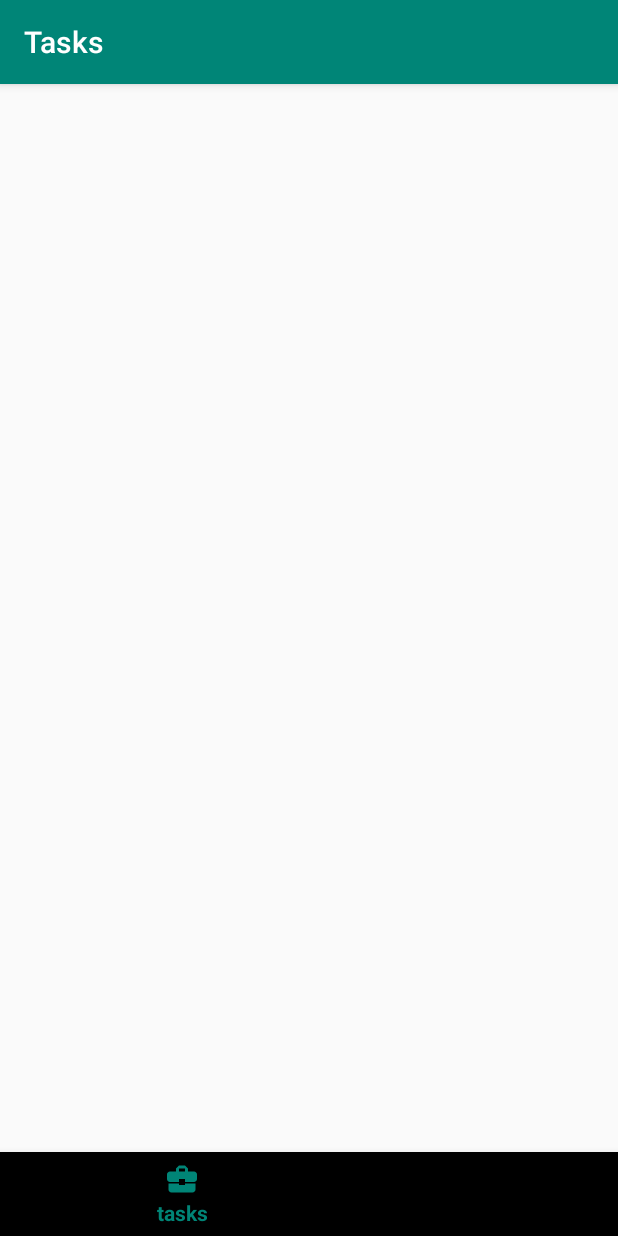
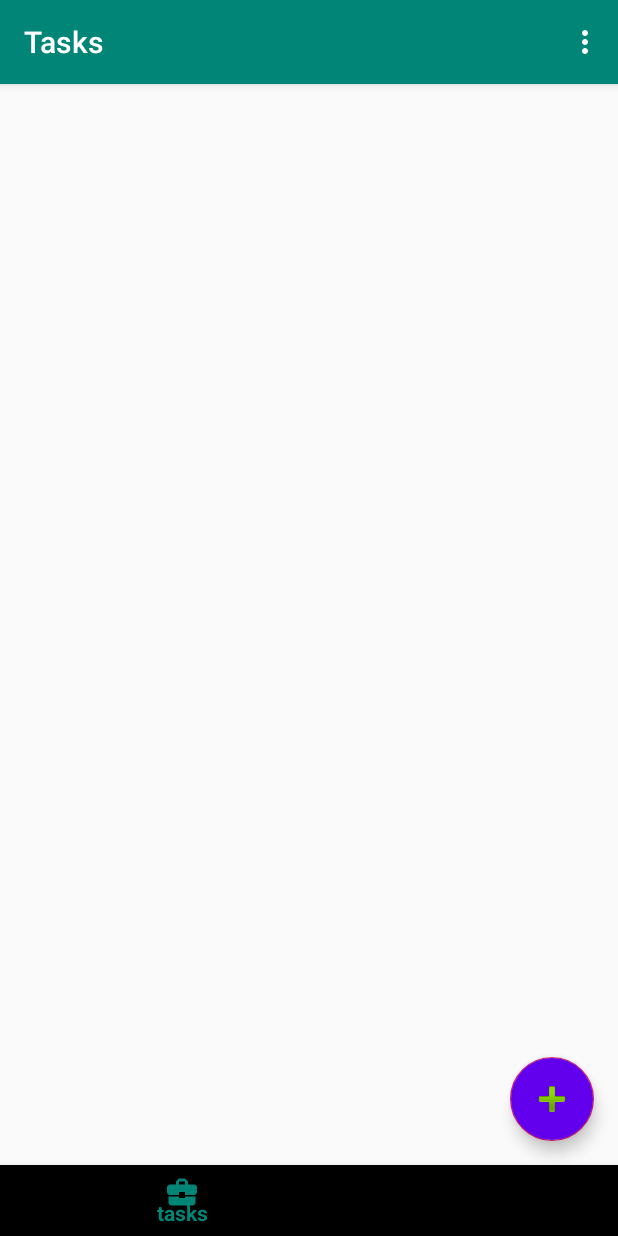
Before and after one commit to SpurNut/House-Keeper, an Android app: the screen it shows after launch (MainActivity), on a phone screen of 412 x 824 dp. Run offline under Robolectric (Android 15) with nearby library versions, the phone set to English and light mode, and no system bars; our stand-ins replace navigation-ui.

Commit message:
added Navigation Drawer

```diff
--- a/app/build.gradle
+++ b/app/build.gradle
@@ -27,6 +27,9 @@ dependencies {
 //    implementation 'com.android.support:design:28.0.0'
 //    implementation 'com.android.support.constraint:constraint-layout:1.1.3'
 //    implementation 'com.android.support:support-v4:28.0.0'
+    implementation 'androidx.legacy:legacy-support-v4:1.0.0'
+    implementation 'androidx.appcompat:appcompat:1.0.2'
+    implementation 'androidx.constraintlayout:constraintlayout:1.1.3'
     testImplementation 'junit:junit:4.12'
 //    implementation "org.jetbrains.kotlin:kotlin-stdlib-jdk7:$kotlin_version"
 //    androidTestImplementation 'com.android.support.test:runner:1.0.2'
--- a/app/src/main/AndroidManifest.xml
+++ b/app/src/main/AndroidManifest.xml
@@ -8,7 +8,8 @@
         android:label="@string/app_name"
         android:roundIcon="@mipmap/ic_launcher_round"
         android:supportsRtl="true"
-        android:theme="@style/AppTheme">
+        android:theme="@style/AppTheme.NoActionBar">
+
         <activity android:name=".MainActivity">
             <intent-filter>
                 <action android:name="android.intent.action.MAIN" />
--- a/app/src/main/java/com/spurnut/housekeeper/MainActivity.kt
+++ b/app/src/main/java/com/spurnut/housekeeper/MainActivity.kt
@@ -1,23 +1,47 @@
 package com.spurnut.housekeeper
 
 import android.os.Bundle
+import com.google.android.material.floatingactionbutton.FloatingActionButton
+import com.google.android.material.snackbar.Snackbar
+import androidx.core.view.GravityCompat
+import androidx.appcompat.app.ActionBarDrawerToggle
+import android.view.MenuItem
+import androidx.drawerlayout.widget.DrawerLayout
+import com.google.android.material.navigation.NavigationView
 import androidx.appcompat.app.AppCompatActivity
+import androidx.appcompat.widget.Toolbar
+import android.view.Menu
 import androidx.lifecycle.LiveData
 import androidx.lifecycle.Observer
 import androidx.navigation.NavController
 import androidx.navigation.ui.setupActionBarWithNavController
 import com.google.android.material.bottomnavigation.BottomNavigationView
 
-/**
- * An activity that inflates a layout that has a [BottomNavigationView].
- */
-class MainActivity : AppCompatActivity() {
+class MainActivity : AppCompatActivity(), NavigationView.OnNavigationItemSelectedListener {
 
     private var currentNavController: LiveData<NavController>? = null
+
 
     override fun onCreate(savedInstanceState: Bundle?) {
         super.onCreate(savedInstanceState)
         setContentView(R.layout.activity_main)
+        val toolbar: Toolbar = findViewById(R.id.toolbar)
+        setSupportActionBar(toolbar)
+
+        val fab: FloatingActionButton = findViewById(R.id.fab)
+        fab.setOnClickListener { view ->
+            Snackbar.make(view, "Replace with your own action", Snackbar.LENGTH_LONG)
+                    .setAction("Action", null).show()
+        }
+        val drawerLayout: DrawerLayout = findViewById(R.id.drawer_layout)
+        val navView: NavigationView = findViewById(R.id.nav_view)
+        val toggle = ActionBarDrawerToggle(
+                this, drawerLayout, toolbar, R.string.navigation_drawer_open, R.string.navigation_drawer_close)
+        drawerLayout.addDrawerListener(toggle)
+        toggle.syncState()
+
+        navView.setNavigationItemSelectedListener(this)
+
         if (savedInstanceState == null) {
             setupBottomNavigationBar()
         } // Else, need to wait for onRestoreInstanceState
@@ -58,12 +82,58 @@ class MainActivity : AppCompatActivity() {
         return currentNavController?.value?.navigateUp() ?: false
     }
 
-    /**
-     * Overriding popBackStack is necessary in this case if the app is started from the deep link.
-     */
     override fun onBackPressed() {
         if (currentNavController?.value?.popBackStack() != true) {
             super.onBackPressed()
         }
+        val drawerLayout: DrawerLayout = findViewById(R.id.drawer_layout)
+        if (drawerLayout.isDrawerOpen(GravityCompat.START)) {
+            drawerLayout.closeDrawer(GravityCompat.START)
+        } else {
+            super.onBackPressed()
+        }
+    }
+
+    override fun onCreateOptionsMenu(menu: Menu): Boolean {
+        // Inflate the menu; this adds items to the action bar if it is present.
+        menuInflater.inflate(R.menu.main, menu)
+        return true
+    }
+
+    override fun onOptionsItemSelected(item: MenuItem): Boolean {
+        // Handle action bar item clicks here. The action bar will
+        // automatically handle clicks on the Home/Up button, so long
+        // as you specify a parent activity in AndroidManifest.xml.
+        return when (item.itemId) {
+            R.id.action_settings -> true
+            else -> super.onOptionsItemSelected(item)
+        }
+    }
+
+    override fun onNavigationItemSelected(item: MenuItem): Boolean {
+        // Handle navigation view item clicks here.
+        when (item.itemId) {
+            R.id.nav_home -> {
+                // Handle the camera action
+            }
+            R.id.nav_gallery -> {
+
+            }
+            R.id.nav_slideshow -> {
+
+            }
+            R.id.nav_tools -> {
+
+            }
+            R.id.nav_share -> {
+
+            }
+            R.id.nav_send -> {
+
+            }
+        }
+        val drawerLayout: DrawerLayout = findViewById(R.id.drawer_layout)
+        drawerLayout.closeDrawer(GravityCompat.START)
+        return true
     }
 }
--- /dev/null
+++ b/app/src/main/res/drawable/ic_menu_camera.xml
@@ -0,0 +1,12 @@
+<vector xmlns:android="http://schemas.android.com/apk/res/android"
+    android:width="24dp"
+    android:height="24dp"
+    android:viewportWidth="24.0"
+    android:viewportHeight="24.0">
+    <path
+        android:fillColor="#FF000000"
+        android:pathData="M12,12m-3.2,0a3.2,3.2 0,1 1,6.4 0a3.2,3.2 0,1 1,-6.4 0" />
+    <path
+        android:fillColor="#FF000000"
+        android:pathData="M9,2L7.17,4H4c-1.1,0 -2,0.9 -2,2v12c0,1.1 0.9,2 2,2h16c1.1,0 2,-0.9 2,-2V6c0,-1.1 -0.9,-2 -2,-2h-3.17L15,2H9zm3,15c-2.76,0 -5,-2.24 -5,-5s2.24,-5 5,-5 5,2.24 5,5 -2.24,5 -5,5z" />
+</vector>
--- /dev/null
+++ b/app/src/main/res/drawable/ic_menu_gallery.xml
@@ -0,0 +1,9 @@
+<vector xmlns:android="http://schemas.android.com/apk/res/android"
+    android:width="24dp"
+    android:height="24dp"
+    android:viewportWidth="24.0"
+    android:viewportHeight="24.0">
+    <path
+        android:fillColor="#FF000000"
+        android:pathData="M22,16V4c0,-1.1 -0.9,-2 -2,-2H8c-1.1,0 -2,0.9 -2,2v12c0,1.1 0.9,2 2,2h12c1.1,0 2,-0.9 2,-2zm-11,-4l2.03,2.71L16,11l4,5H8l3,-4zM2,6v14c0,1.1 0.9,2 2,2h14v-2H4V6H2z" />
+</vector>
--- /dev/null
+++ b/app/src/main/res/drawable/ic_menu_manage.xml
@@ -0,0 +1,9 @@
+<vector xmlns:android="http://schemas.android.com/apk/res/android"
+    android:width="24dp"
+    android:height="24dp"
+    android:viewportWidth="24.0"
+    android:viewportHeight="24.0">
+    <path
+        android:fillColor="#FF000000"
+        android:pathData="M22.7,19l-9.1,-9.1c0.9,-2.3 0.4,-5 -1.5,-6.9 -2,-2 -5,-2.4 -7.4,-1.3L9,6 6,9 1.6,4.7C0.4,7.1 0.9,10.1 2.9,12.1c1.9,1.9 4.6,2.4 6.9,1.5l9.1,9.1c0.4,0.4 1,0.4 1.4,0l2.3,-2.3c0.5,-0.4 0.5,-1.1 0.1,-1.4z" />
+</vector>
--- /dev/null
+++ b/app/src/main/res/drawable/ic_menu_send.xml
@@ -0,0 +1,9 @@
+<vector xmlns:android="http://schemas.android.com/apk/res/android"
+    android:width="24dp"
+    android:height="24dp"
+    android:viewportWidth="24.0"
+    android:viewportHeight="24.0">
+    <path
+        android:fillColor="#FF000000"
+        android:pathData="M2.01,21L23,12 2.01,3 2,10l15,2 -15,2z" />
+</vector>
--- /dev/null
+++ b/app/src/main/res/drawable/ic_menu_share.xml
@@ -0,0 +1,9 @@
+<vector xmlns:android="http://schemas.android.com/apk/res/android"
+    android:width="24dp"
+    android:height="24dp"
+    android:viewportWidth="24.0"
+    android:viewportHeight="24.0">
+    <path
+        android:fillColor="#FF000000"
+        android:pathData="M18,16.08c-0.76,0 -1.44,0.3 -1.96,0.77L8.91,12.7c0.05,-0.23 0.09,-0.46 0.09,-0.7s-0.04,-0.47 -0.09,-0.7l7.05,-4.11c0.54,0.5 1.25,0.81 2.04,0.81 1.66,0 3,-1.34 3,-3s-1.34,-3 -3,-3 -3,1.34 -3,3c0,0.24 0.04,0.47 0.09,0.7L8.04,9.81C7.5,9.31 6.79,9 6,9c-1.66,0 -3,1.34 -3,3s1.34,3 3,3c0.79,0 1.5,-0.31 2.04,-0.81l7.12,4.16c-0.05,0.21 -0.08,0.43 -0.08,0.65 0,1.61 1.31,2.92 2.92,2.92 1.61,0 2.92,-1.31 2.92,-2.92s-1.31,-2.92 -2.92,-2.92z" />
+</vector>
--- /dev/null
+++ b/app/src/main/res/drawable/ic_menu_slideshow.xml
@@ -0,0 +1,9 @@
+<vector xmlns:android="http://schemas.android.com/apk/res/android"
+    android:width="24dp"
+    android:height="24dp"
+    android:viewportWidth="24.0"
+    android:viewportHeight="24.0">
+    <path
+        android:fillColor="#FF000000"
+        android:pathData="M4,6H2v14c0,1.1 0.9,2 2,2h14v-2H4V6zm16,-4H8c-1.1,0 -2,0.9 -2,2v12c0,1.1 0.9,2 2,2h12c1.1,0 2,-0.9 2,-2V4c0,-1.1 -0.9,-2 -2,-2zm-8,12.5v-9l6,4.5 -6,4.5z" />
+</vector>
--- /dev/null
+++ b/app/src/main/res/drawable/side_nav_bar.xml
@@ -0,0 +1,9 @@
+<shape xmlns:android="http://schemas.android.com/apk/res/android"
+    android:shape="rectangle">
+    <gradient
+        android:angle="135"
+        android:centerColor="#009688"
+        android:endColor="#00695C"
+        android:startColor="#4DB6AC"
+        android:type="linear" />
+</shape>
--- a/app/src/main/res/layout/activity_main.xml
+++ b/app/src/main/res/layout/activity_main.xml
@@ -1,21 +1,27 @@
 <?xml version="1.0" encoding="utf-8"?>
-<LinearLayout xmlns:android="http://schemas.android.com/apk/res/android"
+<androidx.drawerlayout.widget.DrawerLayout xmlns:android="http://schemas.android.com/apk/res/android"
     xmlns:app="http://schemas.android.com/apk/res-auto"
     xmlns:tools="http://schemas.android.com/tools"
+    android:id="@+id/drawer_layout"
     android:layout_width="match_parent"
     android:layout_height="match_parent"
-    android:orientation="vertical"
-    tools:context="com.spurnut.housekeeper.MainActivity">
+    android:fitsSystemWindows="true"
+    tools:openDrawer="start">
 
-    <FrameLayout
-        android:id="@+id/nav_host_container"
+    <include
+        layout="@layout/app_bar_main"
         android:layout_width="match_parent"
-        android:layout_height="0dp"
-        android:layout_weight="1" />
+        android:layout_height="match_parent" />
 
-    <com.google.android.material.bottomnavigation.BottomNavigationView
-        android:id="@+id/bottom_nav"
-        android:layout_width="match_parent"
-        android:layout_height="wrap_content"
-        app:menu="@menu/bottom_nav"/>
-</LinearLayout>
+    <com.google.android.material.navigation.NavigationView
+        android:id="@+id/nav_view"
+        android:layout_width="wrap_content"
+        android:layout_height="match_parent"
+        android:layout_gravity="start"
+        android:fitsSystemWindows="true"
+        app:headerLayout="@layout/nav_header_main"
+        app:menu="@menu/activity_main_drawer" />
+
+    <!--<include layout="@layout/activity_main"/>-->
+
+</androidx.drawerlayout.widget.DrawerLayout>
--- /dev/null
+++ b/app/src/main/res/layout/app_bar_main.xml
@@ -0,0 +1,36 @@
+<?xml version="1.0" encoding="utf-8"?>
+<androidx.coordinatorlayout.widget.CoordinatorLayout xmlns:android="http://schemas.android.com/apk/res/android"
+    xmlns:app="http://schemas.android.com/apk/res-auto"
+    xmlns:tools="http://schemas.android.com/tools"
+    android:layout_width="match_parent"
+    android:layout_height="match_parent"
+    tools:context=".MainActivity">
+
+    <com.google.android.material.appbar.AppBarLayout
+        android:layout_width="match_parent"
+        android:layout_height="wrap_content"
+        android:theme="@style/AppTheme.AppBarOverlay">
+
+        <androidx.appcompat.widget.Toolbar
+            android:id="@+id/toolbar"
+            android:layout_width="match_parent"
+            android:layout_height="?attr/actionBarSize"
+            android:background="?attr/colorPrimary"
+            app:popupTheme="@style/AppTheme.PopupOverlay" />
+
+    </com.google.android.material.appbar.AppBarLayout>
+
+    <include layout="@layout/content_main" />
+
+    <com.google.android.material.floatingactionbutton.FloatingActionButton
+        android:id="@+id/fab"
+        android:layout_width="wrap_content"
+        android:layout_height="wrap_content"
+        android:layout_gravity="bottom|end"
+        android:layout_marginEnd="@dimen/fab_margin_side"
+        android:layout_marginBottom="@dimen/fab_margin_bottom"
+        android:backgroundTint="@color/design_default_color_primary"
+        app:maxImageSize="32dp"
+        app:srcCompat="@android:drawable/ic_input_add" />
+
+</androidx.coordinatorlayout.widget.CoordinatorLayout>
--- /dev/null
+++ b/app/src/main/res/layout/content_main.xml
@@ -0,0 +1,35 @@
+<?xml version="1.0" encoding="utf-8"?>
+<androidx.constraintlayout.widget.ConstraintLayout xmlns:android="http://schemas.android.com/apk/res/android"
+    xmlns:app="http://schemas.android.com/apk/res-auto"
+    xmlns:tools="http://schemas.android.com/tools"
+    android:layout_width="match_parent"
+    android:layout_height="match_parent"
+    app:layout_behavior="@string/appbar_scrolling_view_behavior"
+    tools:context=".MainActivity"
+    tools:showIn="@layout/app_bar_main">
+
+    <FrameLayout
+        android:id="@+id/nav_host_container"
+        android:layout_width="match_parent"
+        android:layout_height="match_parent"
+        android:layout_marginBottom="47dp"
+        android:layout_weight="1"
+        app:layout_constraintBottom_toTopOf="@+id/bottom_nav"
+        app:layout_constraintTop_toTopOf="parent"
+        app:layout_constraintVertical_bias="0.0"
+        tools:layout_editor_absoluteX="0dp">
+
+
+    </FrameLayout>
+
+    <com.google.android.material.bottomnavigation.BottomNavigationView
+        android:id="@+id/bottom_nav"
+        android:layout_width="match_parent"
+        android:layout_height="47dp"
+        app:layout_constraintBottom_toBottomOf="parent"
+        app:layout_constraintEnd_toEndOf="parent"
+        app:layout_constraintTop_toTopOf="parent"
+        app:layout_constraintVertical_bias="1.0"
+        app:menu="@menu/bottom_nav" />
+
+</androidx.constraintlayout.widget.ConstraintLayout>
--- /dev/null
+++ b/app/src/main/res/layout/nav_header_main.xml
@@ -0,0 +1,36 @@
+<?xml version="1.0" encoding="utf-8"?>
+<LinearLayout xmlns:android="http://schemas.android.com/apk/res/android"
+    xmlns:app="http://schemas.android.com/apk/res-auto"
+    android:layout_width="match_parent"
+    android:layout_height="@dimen/nav_header_height"
+    android:background="@drawable/side_nav_bar"
+    android:gravity="bottom"
+    android:orientation="vertical"
+    android:paddingLeft="@dimen/activity_horizontal_margin"
+    android:paddingTop="@dimen/activity_vertical_margin"
+    android:paddingRight="@dimen/activity_horizontal_margin"
+    android:paddingBottom="@dimen/activity_vertical_margin"
+    android:theme="@style/ThemeOverlay.AppCompat.Dark">
+
+    <ImageView
+        android:id="@+id/imageView"
+        android:layout_width="wrap_content"
+        android:layout_height="wrap_content"
+        android:contentDescription="@string/nav_header_desc"
+        android:paddingTop="@dimen/nav_header_vertical_spacing"
+        app:srcCompat="@mipmap/ic_launcher_round" />
+
+    <TextView
+        android:layout_width="match_parent"
+        android:layout_height="wrap_content"
+        android:paddingTop="@dimen/nav_header_vertical_spacing"
+        android:text="@string/nav_header_title"
+        android:textAppearance="@style/TextAppearance.AppCompat.Body1" />
+
+    <TextView
+        android:id="@+id/textView"
+        android:layout_width="wrap_content"
+        android:layout_height="wrap_content"
+        android:text="@string/nav_header_subtitle" />
+
+</LinearLayout>
--- /dev/null
+++ b/app/src/main/res/menu/activity_main_drawer.xml
@@ -0,0 +1,38 @@
+<?xml version="1.0" encoding="utf-8"?>
+<menu xmlns:android="http://schemas.android.com/apk/res/android"
+    xmlns:tools="http://schemas.android.com/tools"
+    tools:showIn="navigation_view">
+
+    <group android:checkableBehavior="single">
+        <item
+            android:id="@+id/nav_home"
+            android:icon="@drawable/ic_menu_camera"
+            android:title="@string/menu_home" />
+        <item
+            android:id="@+id/nav_gallery"
+            android:icon="@drawable/ic_menu_gallery"
+            android:title="@string/menu_gallery" />
+        <item
+            android:id="@+id/nav_slideshow"
+            android:icon="@drawable/ic_menu_slideshow"
+            android:title="@string/menu_slideshow" />
+        <item
+            android:id="@+id/nav_tools"
+            android:icon="@drawable/ic_menu_manage"
+            android:title="@string/menu_tools" />
+    </group>
+
+    <item android:title="Communicate">
+        <menu>
+            <item
+                android:id="@+id/nav_share"
+                android:icon="@drawable/ic_menu_share"
+                android:title="@string/menu_share" />
+            <item
+                android:id="@+id/nav_send"
+                android:icon="@drawable/ic_menu_send"
+                android:title="@string/menu_send" />
+        </menu>
+    </item>
+
+</menu>
--- /dev/null
+++ b/app/src/main/res/menu/main.xml
@@ -0,0 +1,9 @@
+<?xml version="1.0" encoding="utf-8"?>
+<menu xmlns:android="http://schemas.android.com/apk/res/android"
+    xmlns:app="http://schemas.android.com/apk/res-auto">
+    <item
+        android:id="@+id/action_settings"
+        android:orderInCategory="100"
+        android:title="@string/action_settings"
+        app:showAsAction="never" />
+</menu>
--- /dev/null
+++ b/app/src/main/res/values-v21/styles.xml
@@ -0,0 +1,8 @@
+<resources>
+
+    <style name="AppTheme.NoActionBar">
+        <item name="windowActionBar">false</item>
+        <item name="windowNoTitle">true</item>
+        <item name="android:statusBarColor">@android:color/transparent</item>
+    </style>
+</resources>
--- /dev/null
+++ b/app/src/main/res/values/dimens.xml
@@ -0,0 +1,9 @@
+<resources>
+    <!-- Default screen margins, per the Android Design guidelines. -->
+    <dimen name="activity_horizontal_margin">16dp</dimen>
+    <dimen name="activity_vertical_margin">16dp</dimen>
+    <dimen name="nav_header_vertical_spacing">8dp</dimen>
+    <dimen name="nav_header_height">176dp</dimen>
+    <dimen name="fab_margin_bottom">63dp</dimen>
+    <dimen name="fab_margin_side">16dp</dimen>
+</resources>
--- a/app/src/main/res/values/strings.xml
+++ b/app/src/main/res/values/strings.xml
@@ -5,4 +5,18 @@
     <string name="hello_blank_fragment">Hello blank fragment</string>
     <string name="tasks">Tasks</string>
     <string name="overview">Overview</string>
+    <string name="title_activity_main2">Main2Activity</string>
+    <string name="navigation_drawer_open">Open navigation drawer</string>
+    <string name="navigation_drawer_close">Close navigation drawer</string>
+    <string name="nav_header_title">Android Studio</string>
+    <string name="nav_header_subtitle">android.studio@android.com</string>
+    <string name="nav_header_desc">Navigation header</string>
+    <string name="action_settings">Settings</string>
+
+    <string name="menu_home">Home</string>
+    <string name="menu_gallery">Gallery</string>
+    <string name="menu_slideshow">Slideshow</string>
+    <string name="menu_tools">Tools</string>
+    <string name="menu_share">Share</string>
+    <string name="menu_send">Send</string>
 </resources>
--- a/app/src/main/res/values/styles.xml
+++ b/app/src/main/res/values/styles.xml
@@ -8,4 +8,13 @@
         <item name="colorAccent">@color/colorAccent</item>
     </style>
 
+    <style name="AppTheme.NoActionBar">
+        <item name="windowActionBar">false</item>
+        <item name="windowNoTitle">true</item>
+    </style>
+
+    <style name="AppTheme.AppBarOverlay" parent="ThemeOverlay.AppCompat.Dark.ActionBar" />
+
+    <style name="AppTheme.PopupOverlay" parent="ThemeOverlay.AppCompat.Light" />
+
 </resources>
```
